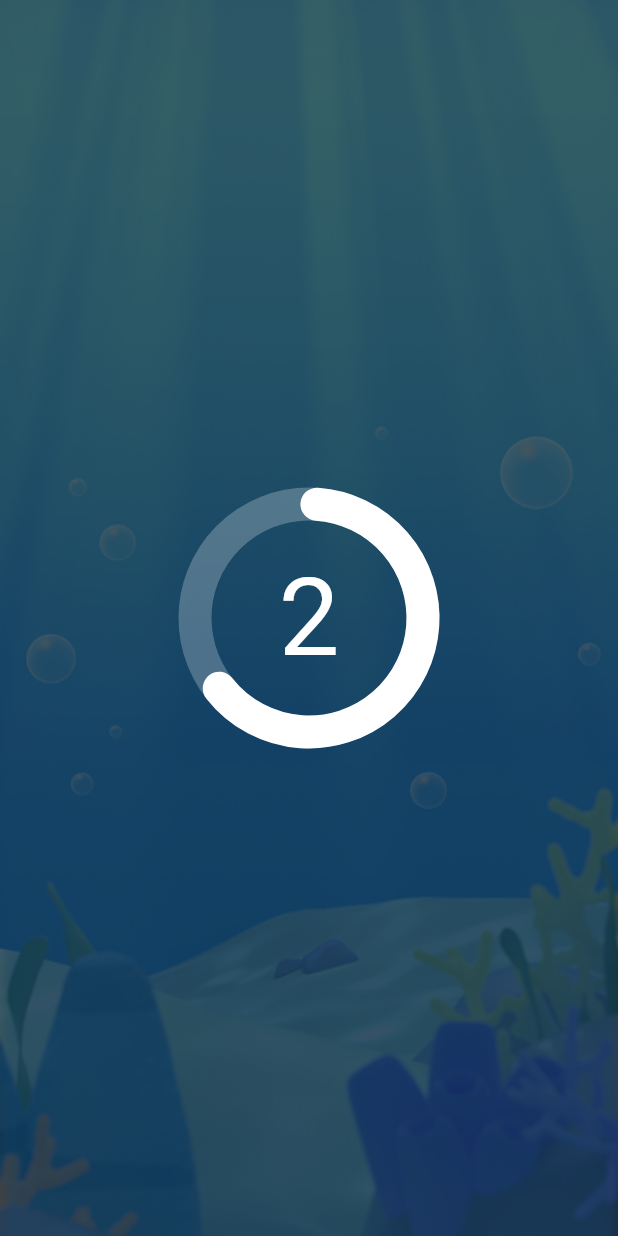
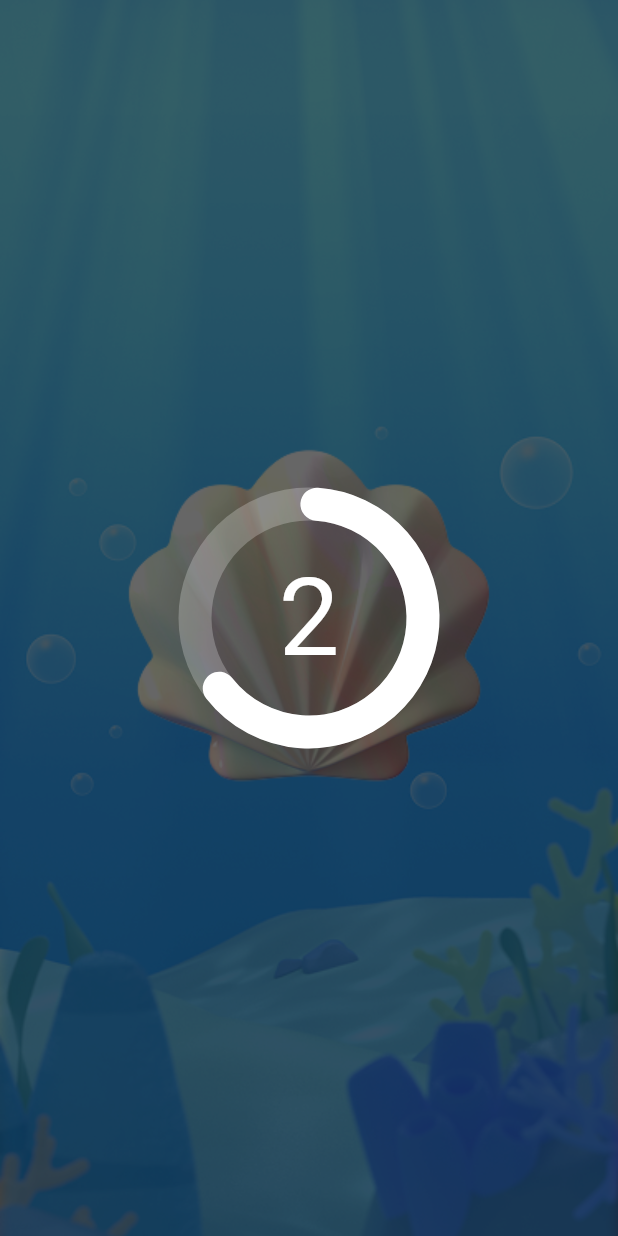
Before and after one commit to elian118/alarmi, a Flutter app: the ShakingClamsScreen screen opened by its route, after a tap on "바로 시작 (3s)", on a phone screen of 412 x 824 dp. Run offline on Flutter 3.47's test engine with Material 3 defaults, Android fonts, the phone set to English and light mode, and no system bars; drawn by our look-alikes of flutter_animate; our stand-ins replace awesome_notifications, flutter_riverpod, flutter_svg, fluttertoast, font_awesome_flutter, go_router and 4 more; accounts and stored records are empty; Roboto replaces fonts that are missing (Pretendard); statements that could not run were skipped; project files that could hold a hidden picture were left out.

Commit message:
조개 배경 추가 / 애니메이션 적용

```diff
--- a/lib/features/shaking_clams/layers/guide_layer.dart
+++ b/lib/features/shaking_clams/layers/guide_layer.dart
@@ -55,11 +55,13 @@ class _GuideLayerState extends ConsumerState<GuideLayer>
     }
 
     return Container(
-      color: Colors.black87.withValues(alpha: 0.6),
       alignment: Alignment.center,
       child:
           shakingClamsState.isStart
-              ? SizedBox(
+              ? Stack(
+                alignment: Alignment.center,
+                children: [
+                  SizedBox(
                     width: 152,
                     height: 152,
                     child: Stack(
@@ -90,6 +92,8 @@ class _GuideLayerState extends ConsumerState<GuideLayer>
                         ),
                       ],
                     ),
+                  ),
+                ],
               )
               : Container(
                 alignment: Alignment.topCenter,
@@ -105,7 +109,7 @@ class _GuideLayerState extends ConsumerState<GuideLayer>
                   ),
                   child: Guide(),
                 ),
-              ),
+              ).animate().scale(duration: 0.5.seconds, curve: Curves.easeInOut),
     );
   }
 }
--- a/lib/features/shaking_clams/screens/shaking_clams_screen.dart
+++ b/lib/features/shaking_clams/screens/shaking_clams_screen.dart
@@ -1,14 +1,21 @@
+import 'package:alarmi/common/consts/gaps.dart';
 import 'package:alarmi/features/shaking_clams/layers/guide_layer.dart';
 import 'package:flutter/material.dart';
+import 'package:flutter_animate/flutter_animate.dart';
+import 'package:flutter_riverpod/flutter_riverpod.dart';
 
-class ShakingClamsScreen extends StatelessWidget {
+import '../vms/shaking_clams_view_model.dart';
+
+class ShakingClamsScreen extends ConsumerWidget {
   static const String routeName = 'shaking_clams';
   static const String routeURL = '/shaking_clams';
 
   const ShakingClamsScreen({super.key});
 
   @override
-  Widget build(BuildContext context) {
+  Widget build(BuildContext context, WidgetRef ref) {
+    final shakingClamsState = ref.watch(shakingClamsViewProvider);
+
     return Scaffold(
       body: Stack(
         children: [
@@ -18,6 +25,39 @@ class ShakingClamsScreen extends StatelessWidget {
               fit: BoxFit.cover,
             ),
           ),
+          Positioned.fill(
+            child: Container(
+              alignment: Alignment.center,
+              child: SizedBox(
+                    width: 330,
+                    height: 360,
+                    child: Positioned.fill(
+                      child: Column(
+                        children: [
+                          Image.asset(
+                            'assets/images/backgrounds/seashell.png',
+                            fit: BoxFit.contain,
+                          ),
+                          Gaps.v24,
+                        ],
+                      ),
+                    ),
+                  )
+                  .animate(target: shakingClamsState.isStart ? 1 : 0)
+                  .fadeIn(
+                    begin: 0,
+                    duration: 0.5.seconds,
+                    curve: Curves.easeInOut,
+                  ),
+            ),
+          ),
+          Positioned.fill(
+            child: Container(
+              color: Colors.black.withValues(
+                alpha: 0.6,
+              ), // 검은색으로 50% 투명도 적용 (0.0~1.0)
+            ),
+          ),
           GuideLayer(),
         ],
       ),
```
Also changed, not shown: assets/images/backgrounds/seashell.png (added), 1 other file. Lines whose indentation alone changed are shown as unchanged.
